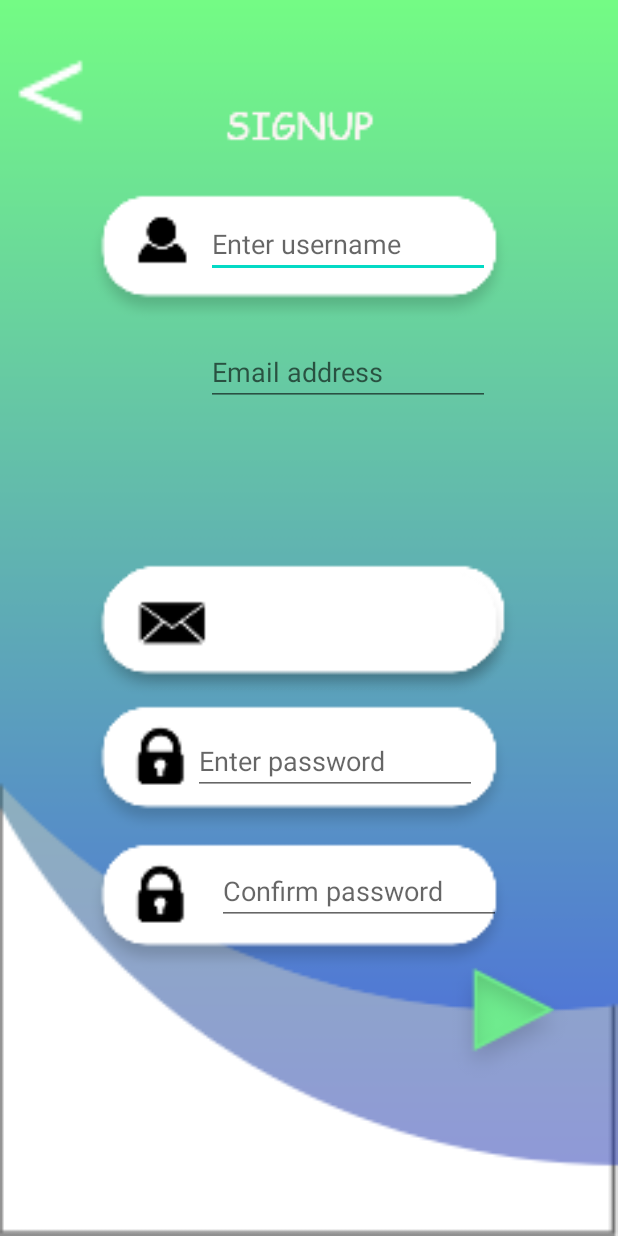
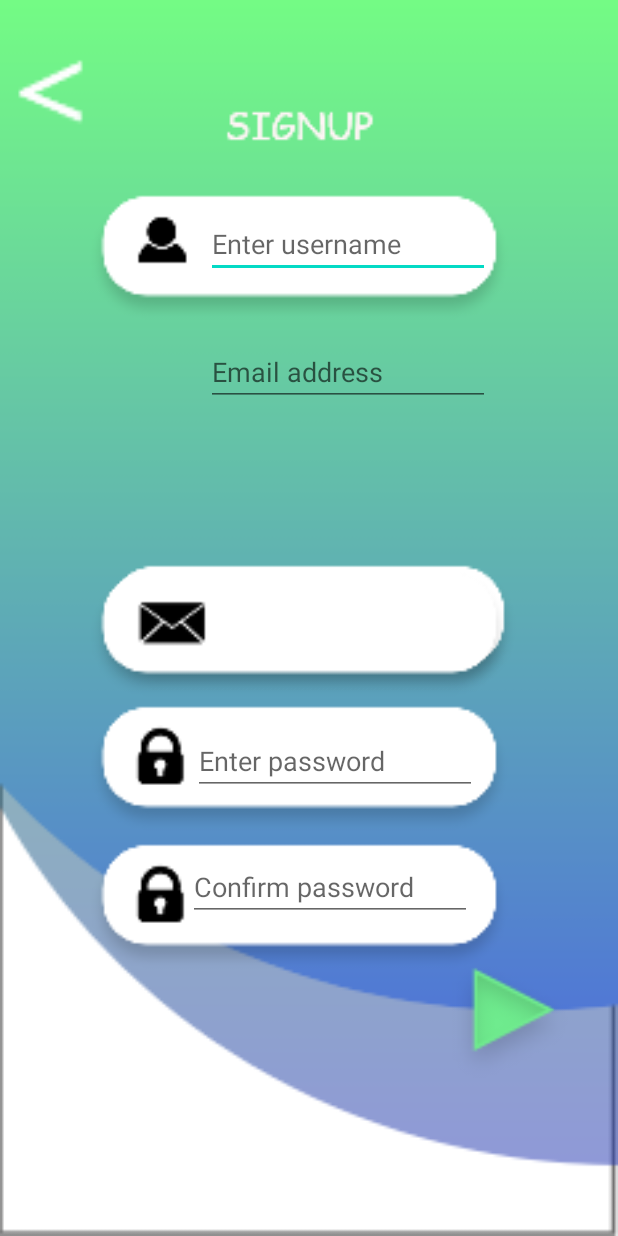
Before and after one commit to NURMADIHAH09/MONNY, an Android app: the signuppage screen opened directly, with no data from a screen before it, on a phone screen of 412 x 824 dp. Run offline under Robolectric (Android 15) with nearby library versions, the phone set to English and light mode, and no system bars; our stand-ins replace Firebase (no records; nobody signed in at launch, a user with empty details on screens opened directly).

Commit message:
moree
moreelatest

```diff
--- a/app/src/main/res/layout/activity_signuppage.xml
+++ b/app/src/main/res/layout/activity_signuppage.xml
@@ -127,9 +127,9 @@
         android:layout_alignParentEnd="true"
         android:layout_alignParentRight="true"
         android:layout_alignParentBottom="true"
-        android:layout_marginEnd="78dp"
-        android:layout_marginRight="78dp"
-        android:layout_marginBottom="207dp"
+        android:layout_marginEnd="97dp"
+        android:layout_marginRight="97dp"
+        android:layout_marginBottom="210dp"
         android:ems="10"
         android:hint="Confirm password"
         android:inputType="textPersonName" />
```
